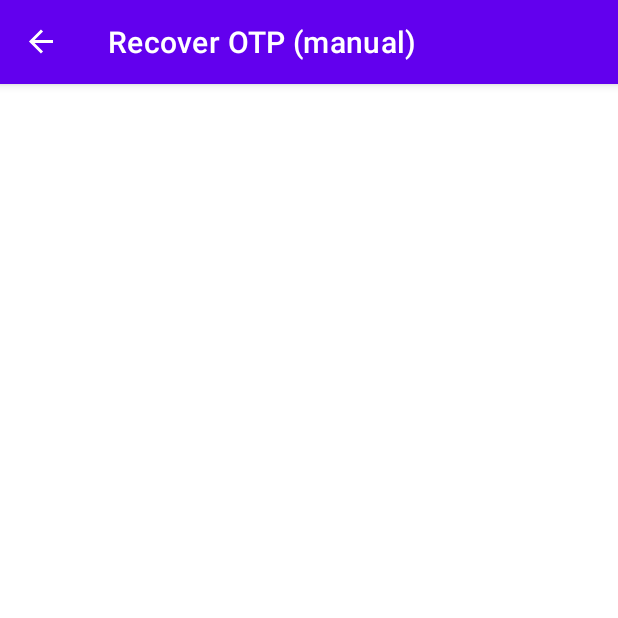
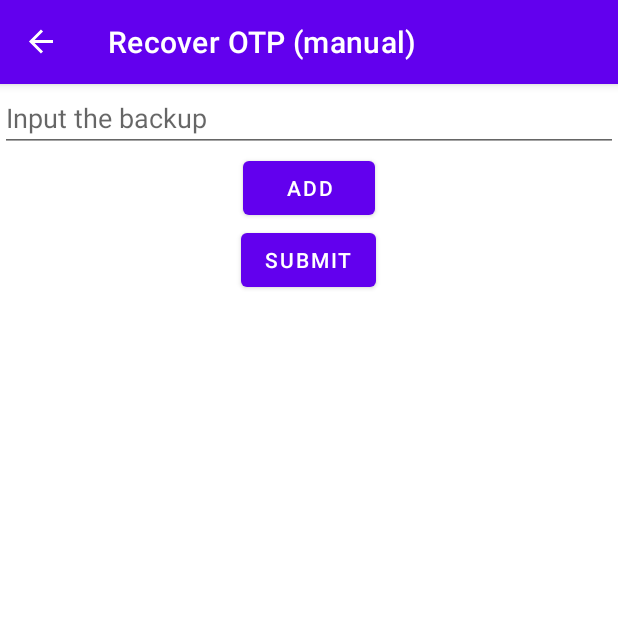
Before and after one commit to prajnapras19/OTPGeneratorWithRecovery, an Android app: the RecoverOTPManualInputFragment screen opened through its navigation route, on a phone screen of 412 x 824 dp, the top half of it. Run offline under Robolectric (Android 15) with nearby library versions, the phone set to English and light mode, and no system bars; our stand-ins replace navigation-ui; 5 statements that could not run were skipped.

Commit message:
feat: recovery manual

```diff
--- a/app/src/main/res/layout/fragment_recover_otp_manual_input.xml
+++ b/app/src/main/res/layout/fragment_recover_otp_manual_input.xml
@@ -11,10 +11,34 @@
         android:layout_width="fill_parent"
         android:layout_height="fill_parent">
         <LinearLayout
-            android:id="@+id/linear_layout_input_backups"
             android:orientation="vertical"
             android:layout_width="fill_parent"
-            android:layout_height="fill_parent">
+            android:layout_height="fill_parent"
+            android:gravity="center">
+            <LinearLayout
+                android:id="@+id/linear_layout_input_backups"
+                android:orientation="vertical"
+                android:layout_width="fill_parent"
+                android:layout_height="fill_parent">
+            </LinearLayout>
+            <Button
+                android:id="@+id/button_add"
+                android:layout_width="wrap_content"
+                android:layout_height="wrap_content"
+                android:text="@string/add"
+                app:layout_constraintBottom_toBottomOf="parent"
+                app:layout_constraintEnd_toEndOf="parent"
+                app:layout_constraintTop_toTopOf="parent"
+                app:layout_constraintStart_toStartOf="parent"/>
+            <Button
+                android:id="@+id/button_submit"
+                android:layout_width="wrap_content"
+                android:layout_height="wrap_content"
+                android:text="@string/submit"
+                app:layout_constraintBottom_toBottomOf="parent"
+                app:layout_constraintEnd_toEndOf="parent"
+                app:layout_constraintStart_toStartOf="parent"
+                app:layout_constraintTop_toTopOf="parent"/>
         </LinearLayout>
     </ScrollView>
 </androidx.constraintlayout.widget.ConstraintLayout>
--- a/app/src/main/res/values/strings.xml
+++ b/app/src/main/res/values/strings.xml
@@ -20,6 +20,7 @@
     <string name="account_name_is_optional">Account Name (optional, default: unknown)</string>
     <string name="backup_is_required">Backup (required)</string>
 
+    <string name="add">Add</string>
     <string name="add_recipient">Add Recipient</string>
     <string name="submit">Submit</string>
     <string name="qr_code">QR Code</string>
```
Also changed, not shown: app/src/main/java/com/example/otpgeneratorwithrecovery/RecoverOTPManualInputFragment.java (+56 -1 lines).
